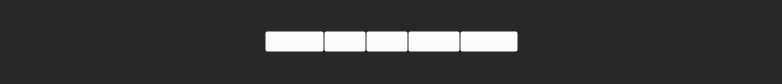
OpenFairWind/FairWindSK, file ui/bottombar/BottomBar.ui: the form before one commit.
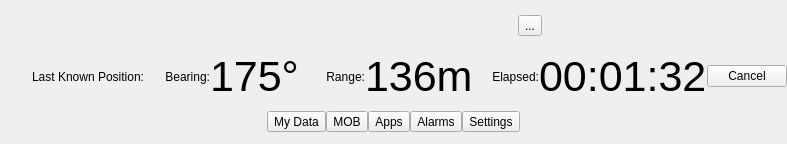
The form after the commit. Icons and pictures are not drawn.

Commit message: Added MOB and Alarms ToDo: implement MOB business logic ToDo: Implement Alarms GUI ToDo: Implement Alarms Business Logic ToDo: Implement MyData

The edit to the form file:
```diff
--- a/ui/bottombar/BottomBar.ui
+++ b/ui/bottombar/BottomBar.ui
@@ -6,17 +6,13 @@
    <rect>
     <x>0</x>
     <y>0</y>
-    <width>782</width>
-    <height>84</height>
+    <width>787</width>
+    <height>144</height>
    </rect>
   </property>
   <property name="windowTitle">
    <string>Form</string>
   </property>
-  <property name="styleSheet">
-   <string notr="true">background-color: rgba(26, 26, 26, 191);
-color: rgb(250, 255, 255);</string>
-  </property>
   <layout class="QGridLayout" name="gridLayout">
    <property name="leftMargin">
     <number>0</number>
@@ -34,7 +30,170 @@
     <number>0</number>
    </property>
    <item row="0" column="0">
-    <layout class="QHBoxLayout" name="horizontalLayout">
+    <layout class="QHBoxLayout" name="horizontalLayoutAlarms">
+     <item>
+      <widget class="QLabel" name="label_MOB_Icon">
+       <property name="minimumSize">
+        <size>
+         <width>32</width>
+         <height>32</height>
+        </size>
+       </property>
+       <property name="maximumSize">
+        <size>
+         <width>32</width>
+         <height>32</height>
+        </size>
+       </property>
+       <property name="baseSize">
+        <size>
+         <width>32</width>
+         <height>32</height>
+        </size>
+       </property>
+       <property name="text">
+        <string/>
+       </property>
+       <property name="pixmap">
+        <pixmap resource="../../resources.qrc">:/resources/images/bottombar/imagebutton_alarms.png</pixmap>
+       </property>
+       <property name="scaledContents">
+        <bool>true</bool>
+       </property>
+      </widget>
+     </item>
+     <item>
+      <widget class="QToolButton" name="toolButton_Alarms_Hide">
+       <property name="text">
+        <string>...</string>
+       </property>
+      </widget>
+     </item>
+    </layout>
+   </item>
+   <item row="1" column="0">
+    <layout class="QHBoxLayout" name="horizontalLayoutMOB">
+     <item>
+      <widget class="QLabel" name="label_Alarms_Icon">
+       <property name="minimumSize">
+        <size>
+         <width>32</width>
+         <height>32</height>
+        </size>
+       </property>
+       <property name="maximumSize">
+        <size>
+         <width>32</width>
+         <height>32</height>
+        </size>
+       </property>
+       <property name="baseSize">
+        <size>
+         <width>32</width>
+         <height>32</height>
+        </size>
+       </property>
+       <property name="text">
+        <string/>
+       </property>
+       <property name="pixmap">
+        <pixmap resource="../../resources.qrc">:/resources/images/bottombar/imagebutton_mob.png</pixmap>
+       </property>
+       <property name="scaledContents">
+        <bool>true</bool>
+       </property>
+      </widget>
+     </item>
+     <item>
+      <widget class="QLabel" name="label_4">
+       <property name="text">
+        <string>Last Known Position:</string>
+       </property>
+       <property name="alignment">
+        <set>Qt::AlignmentFlag::AlignRight|Qt::AlignmentFlag::AlignTrailing|Qt::AlignmentFlag::AlignVCenter</set>
+       </property>
+      </widget>
+     </item>
+     <item>
+      <widget class="QLabel" name="label">
+       <property name="text">
+        <string>Bearing:</string>
+       </property>
+       <property name="alignment">
+        <set>Qt::AlignmentFlag::AlignRight|Qt::AlignmentFlag::AlignTrailing|Qt::AlignmentFlag::AlignVCenter</set>
+       </property>
+      </widget>
+     </item>
+     <item>
+      <widget class="QLabel" name="label_BTW">
+       <property name="font">
+        <font>
+         <pointsize>32</pointsize>
+        </font>
+       </property>
+       <property name="text">
+        <string>175°</string>
+       </property>
+       <property name="scaledContents">
+        <bool>false</bool>
+       </property>
+      </widget>
+     </item>
+     <item>
+      <widget class="QLabel" name="label_2">
+       <property name="text">
+        <string>Range:</string>
+       </property>
+       <property name="alignment">
+        <set>Qt::AlignmentFlag::AlignRight|Qt::AlignmentFlag::AlignTrailing|Qt::AlignmentFlag::AlignVCenter</set>
+       </property>
+      </widget>
+     </item>
+     <item>
+      <widget class="QLabel" name="label_DTG">
+       <property name="font">
+        <font>
+         <pointsize>32</pointsize>
+        </font>
+       </property>
+       <property name="text">
+        <string>136m</string>
+       </property>
+      </widget>
+     </item>
+     <item>
+      <widget class="QLabel" name="label_3">
+       <property name="text">
+        <string>Elapsed:</string>
+       </property>
+       <property name="alignment">
+        <set>Qt::AlignmentFlag::AlignRight|Qt::AlignmentFlag::AlignTrailing|Qt::AlignmentFlag::AlignVCenter</set>
+       </property>
+      </widget>
+     </item>
+     <item>
+      <widget class="QLabel" name="label_Elapsed">
+       <property name="font">
+        <font>
+         <pointsize>32</pointsize>
+        </font>
+       </property>
+       <property name="text">
+        <string>00:01:32</string>
+       </property>
+      </widget>
+     </item>
+     <item>
+      <widget class="QPushButton" name="pushButton_MOB_Cancel">
+       <property name="text">
+        <string>Cancel</string>
+       </property>
+      </widget>
+     </item>
+    </layout>
+   </item>
+   <item row="2" column="0">
+    <layout class="QHBoxLayout" name="horizontalLayoutButtons">
      <item>
       <spacer name="horizontalSpacer">
        <property name="orientation">
@@ -50,9 +209,6 @@
      </item>
      <item>
       <widget class="QToolButton" name="toolButton_MyData">
-       <property name="styleSheet">
-        <string notr="true">background-color: rgba(255, 255, 255, 0);</string>
-       </property>
        <property name="text">
         <string>My Data</string>
        </property>
@@ -73,9 +229,6 @@
      </item>
      <item>
       <widget class="QToolButton" name="toolButton_MOB">
-       <property name="styleSheet">
-        <string notr="true">background-color: rgba(255, 255, 255, 0);</string>
-       </property>
        <property name="text">
         <string>MOB</string>
        </property>
@@ -96,9 +249,6 @@
      </item>
      <item>
       <widget class="QToolButton" name="toolButton_Apps">
-       <property name="styleSheet">
-        <string notr="true">background-color: rgba(255, 255, 255, 0);</string>
-       </property>
        <property name="text">
         <string>Apps</string>
        </property>
@@ -119,9 +269,6 @@
      </item>
      <item>
       <widget class="QToolButton" name="toolButton_Alarms">
-       <property name="styleSheet">
-        <string notr="true">background-color: rgba(255, 255, 255, 0);</string>
-       </property>
        <property name="text">
         <string>Alarms</string>
        </property>
@@ -142,9 +289,6 @@
      </item>
      <item>
       <widget class="QToolButton" name="toolButton_Settings">
-       <property name="styleSheet">
-        <string notr="true">background-color: rgba(255, 255, 255, 0);</string>
-       </property>
        <property name="text">
         <string>Settings</string>
        </property>
```
Left out of the diff: 14 changed lines with no effect on the pictures. The commit also changes 2 other files.
